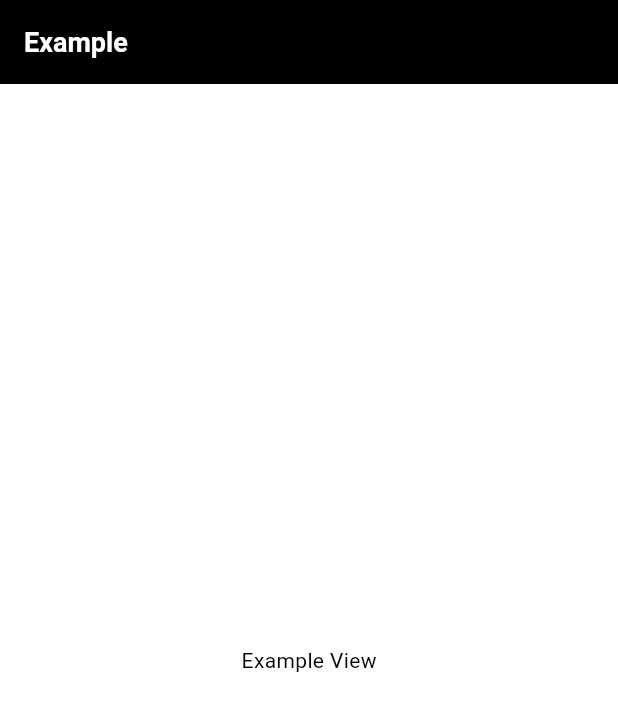
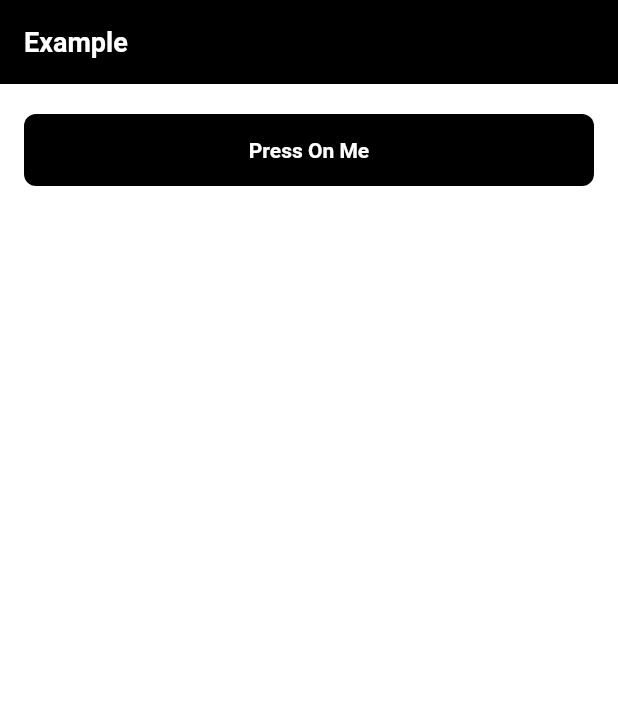
Before and after one commit to mirzamahmud/learn-flutter-firebase, a Flutter app: the screen it shows after launch, on a phone screen of 412 x 824 dp. Shown: the top 711 px of the screen. Run offline on Flutter 3.47's test engine with Material 3 defaults, Android fonts, the phone set to English and light mode, and no system bars.

Commit message:
add primary button widget in screen

```diff
--- a/lib/features/example/view/example_view.dart
+++ b/lib/features/example/view/example_view.dart
@@ -1,5 +1,6 @@
 import 'package:flutter/material.dart';
 import 'package:learn_flutter_firebase/core/global/extensions/context_extension.dart';
+import 'package:learn_flutter_firebase/core/widgets/buttons/primary_button.dart';
 
 class ExampleView extends StatefulWidget {
   const ExampleView({super.key});
@@ -17,11 +18,15 @@ class _ExampleViewState extends State<ExampleView> {
       ),
       body: SafeArea(
         top: false,
-        child: Center(
+        child: SingleChildScrollView(
+          padding: const EdgeInsetsDirectional.symmetric(
+            vertical: 20,
+            horizontal: 16,
+          ),
           child: Column(
             crossAxisAlignment: CrossAxisAlignment.center,
             mainAxisAlignment: MainAxisAlignment.center,
-            children: [Text('Example View')],
+            children: [PrimaryButton(buttonLabel: 'Press On Me')],
           ),
         ),
       ),
```
